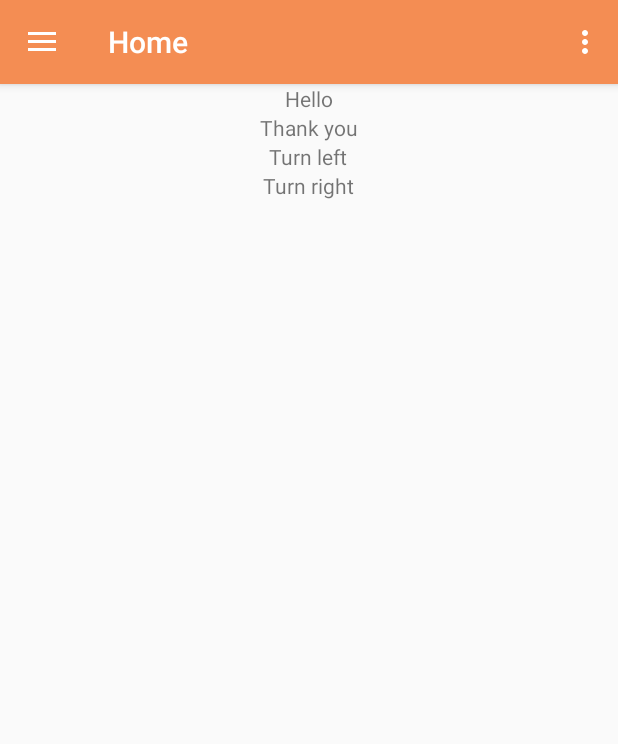
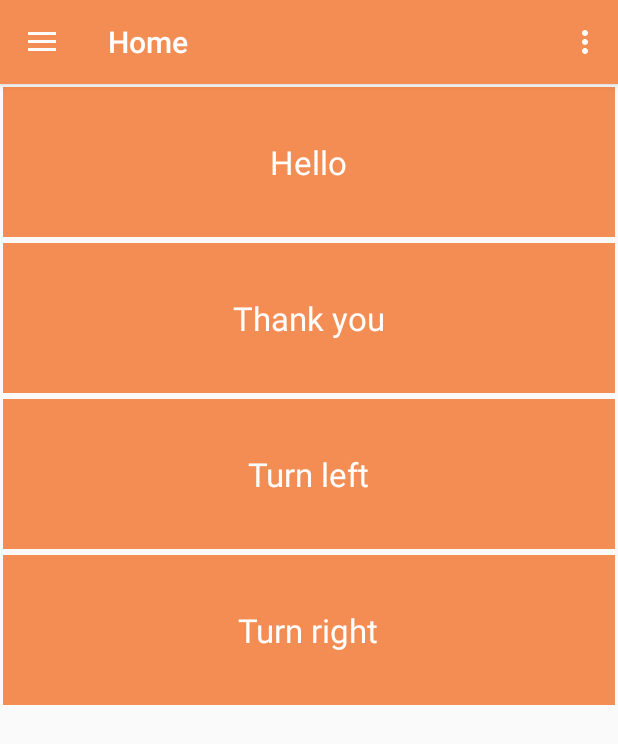
Before and after one commit to GoranVoinovski/SignLangugage, an Android app: the Home screen opened directly, with no data from a screen before it, on a phone screen of 412 x 824 dp. Shown: the top 744 px of the screen. Run offline under Robolectric (Android 15) with nearby library versions, the phone set to English and light mode, and no system bars; our stand-ins replace ButterKnife, Picasso.

Commit message:
1.93,2.6,3.8(mala promena vo layout na zborovite vo recycleView)

```diff
--- a/app/src/main/res/layout/zbor_layout.xml
+++ b/app/src/main/res/layout/zbor_layout.xml
@@ -3,10 +3,14 @@
     android:id="@+id/relative"
     xmlns:android="http://schemas.android.com/apk/res/android"
     android:layout_width="match_parent"
-    android:layout_height="wrap_content">
+    android:background="@color/color1"
+    android:layout_margin="2dp"
+    android:layout_height="100dp">
 
     <TextView
         android:id="@+id/text"
+        android:textColor="@android:color/white"
+        style="@style/Base.TextAppearance.AppCompat.Large"
         android:layout_width="wrap_content"
         android:layout_height="wrap_content"
         android:layout_centerHorizontal="true"
```
